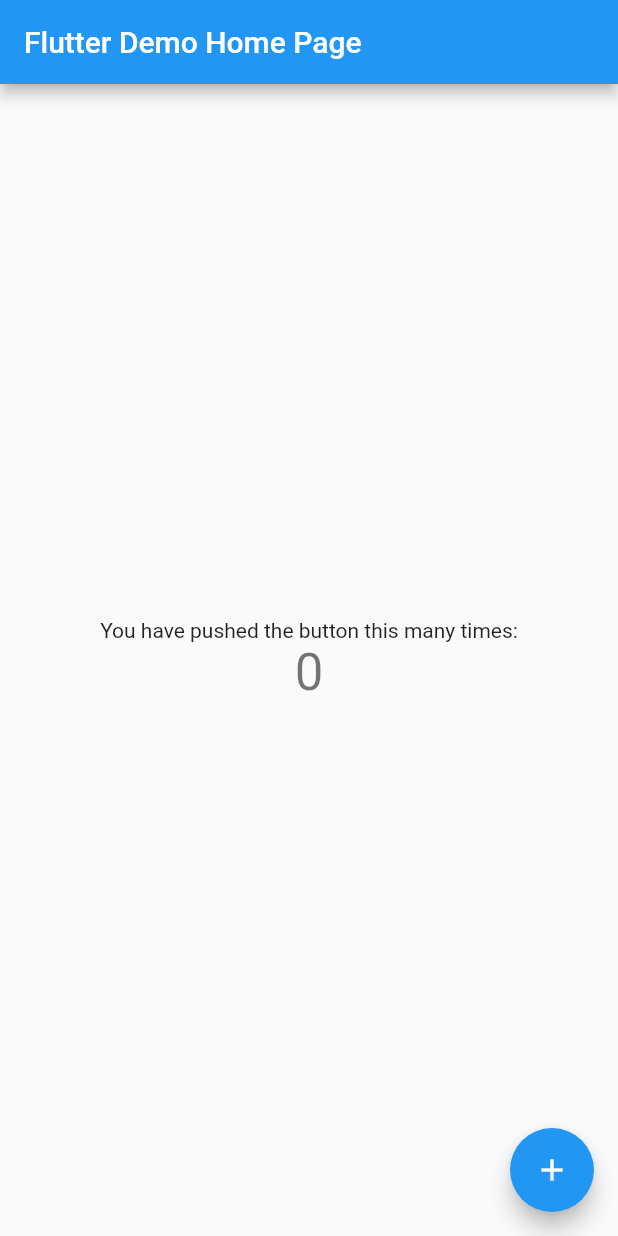
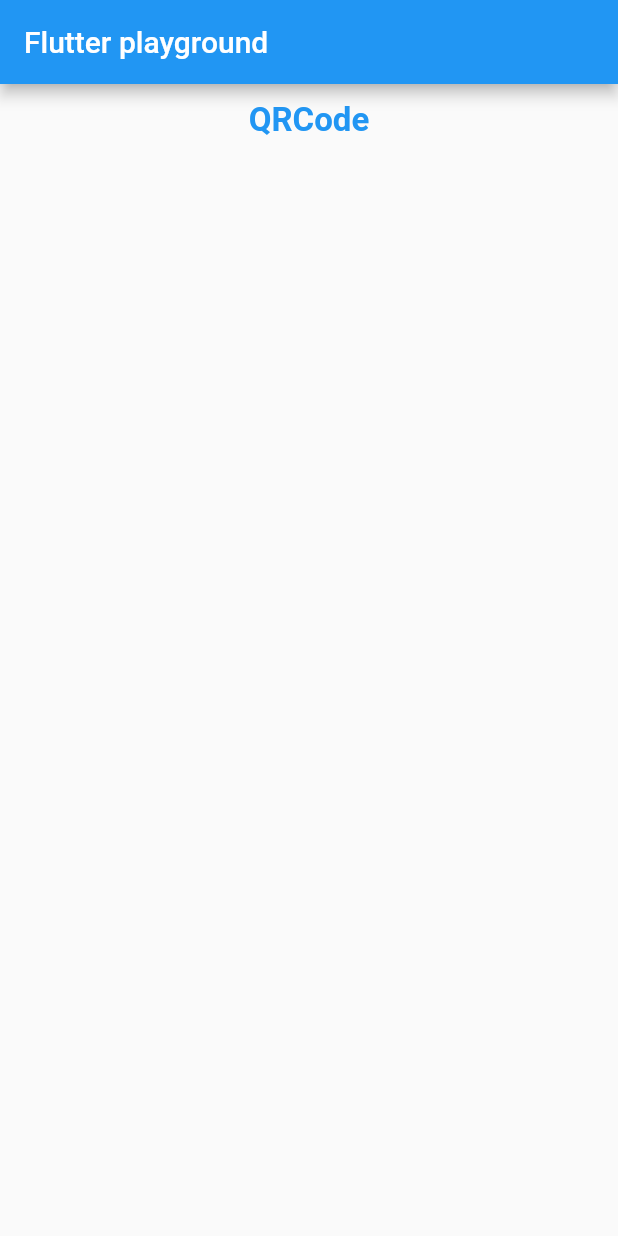
Before and after one commit to fhsbatista/flutter-playground, a Flutter app: the screen it shows after launch, on a phone screen of 412 x 824 dp. Run offline on Flutter 3.47's test engine with Material 2 defaults, Android fonts, the phone set to English and light mode, and no system bars; our stand-ins replace flutter_bloc, qr_flutter; missing offline and left inert: qr.

Commit message:
Implemented two pages to have someplace to use dependency injection with stark and navigation with nuvigator later

```diff
--- a/lib/main.dart
+++ b/lib/main.dart
@@ -1,113 +1,20 @@
 import 'package:flutter/material.dart';
+import 'package:flutter_playground/modules/home/presentation/home_page.dart';
 
 void main() {
   runApp(MyApp());
 }
 
 class MyApp extends StatelessWidget {
-  // This widget is the root of your application.
   @override
   Widget build(BuildContext context) {
     return MaterialApp(
       title: 'Flutter Demo',
+      debugShowCheckedModeBanner: false,
       theme: ThemeData(
-        // This is the theme of your application.
-        //
-        // Try running your application with "flutter run". You'll see the
-        // application has a blue toolbar. Then, without quitting the app, try
-        // changing the primarySwatch below to Colors.green and then invoke
-        // "hot reload" (press "r" in the console where you ran "flutter run",
-        // or simply save your changes to "hot reload" in a Flutter IDE).
-        // Notice that the counter didn't reset back to zero; the application
-        // is not restarted.
         primarySwatch: Colors.blue,
       ),
-      home: MyHomePage(title: 'Flutter Demo Home Page'),
+      home: HomePage(),
     );
   }
 }
-
-class MyHomePage extends StatefulWidget {
-  MyHomePage({Key? key, required this.title}) : super(key: key);
-
-  // This widget is the home page of your application. It is stateful, meaning
-  // that it has a State object (defined below) that contains fields that affect
-  // how it looks.
-
-  // This class is the configuration for the state. It holds the values (in this
-  // case the title) provided by the parent (in this case the App widget) and
-  // used by the build method of the State. Fields in a Widget subclass are
-  // always marked "final".
-
-  final String title;
-
-  @override
-  _MyHomePageState createState() => _MyHomePageState();
-}
-
-class _MyHomePageState extends State<MyHomePage> {
-  int _counter = 0;
-
-  void _incrementCounter() {
-    setState(() {
-      // This call to setState tells the Flutter framework that something has
-      // changed in this State, which causes it to rerun the build method below
-      // so that the display can reflect the updated values. If we changed
-      // _counter without calling setState(), then the build method would not be
-      // called again, and so nothing would appear to happen.
-      _counter++;
-    });
-  }
-
-  @override
-  Widget build(BuildContext context) {
-    // This method is rerun every time setState is called, for instance as done
-    // by the _incrementCounter method above.
-    //
-    // The Flutter framework has been optimized to make rerunning build methods
-    // fast, so that you can just rebuild anything that needs updating rather
-    // than having to individually change instances of widgets.
-    return Scaffold(
-      appBar: AppBar(
-        // Here we take the value from the MyHomePage object that was created by
-        // the App.build method, and use it to set our appbar title.
-        title: Text(widget.title),
-      ),
-      body: Center(
-        // Center is a layout widget. It takes a single child and positions it
-        // in the middle of the parent.
-        child: Column(
-          // Column is also a layout widget. It takes a list of children and
-          // arranges them vertically. By default, it sizes itself to fit its
-          // children horizontally, and tries to be as tall as its parent.
-          //
-          // Invoke "debug painting" (press "p" in the console, choose the
-          // "Toggle Debug Paint" action from the Flutter Inspector in Android
-          // Studio, or the "Toggle Debug Paint" command in Visual Studio Code)
-          // to see the wireframe for each widget.
-          //
-          // Column has various properties to control how it sizes itself and
-          // how it positions its children. Here we use mainAxisAlignment to
-          // center the children vertically; the main axis here is the vertical
-          // axis because Columns are vertical (the cross axis would be
-          // horizontal).
-          mainAxisAlignment: MainAxisAlignment.center,
-          children: <Widget>[
-            Text(
-              'You have pushed the button this many times:',
-            ),
-            Text(
-              '$_counter',
-              style: Theme.of(context).textTheme.headline4,
-            ),
-          ],
-        ),
-      ),
-      floatingActionButton: FloatingActionButton(
-        onPressed: _incrementCounter,
-        tooltip: 'Increment',
-        child: Icon(Icons.add),
-      ), // This trailing comma makes auto-formatting nicer for build methods.
-    );
-  }
-}
--- /dev/null
+++ b/lib/modules/home/domain/entities/feature.dart
@@ -0,0 +1,5 @@
+class Feature {
+  final String name;
+
+  Feature({required this.name});
+}
--- /dev/null
+++ b/lib/modules/home/domain/usecases/get_features_usecase.dart
@@ -0,0 +1,7 @@
+import 'package:flutter_playground/modules/home/domain/entities/feature.dart';
+
+class GetFeaturesUsecase {
+  List<Feature> call() {
+    return [Feature(name: 'QRCode')];
+  }
+}
--- /dev/null
+++ b/lib/modules/home/presentation/home_cubit.dart
@@ -0,0 +1,20 @@
+import 'package:flutter_bloc/flutter_bloc.dart';
+import 'package:flutter_playground/modules/home/domain/usecases/get_features_usecase.dart';
+import 'package:flutter_playground/modules/home/presentation/home_state.dart';
+
+class HomeCubit extends Cubit<HomeState> {
+  final GetFeaturesUsecase getFeaturesUsecase;
+
+  HomeCubit(this.getFeaturesUsecase) : super(EmptyHomeState()) {
+    onInit();
+  }
+
+  void onInit() {
+    _loadFeatures();
+  }
+
+  void _loadFeatures() {
+    final features = getFeaturesUsecase();
+    emit(LoadedHomeState(features: features));
+  }
+}
--- /dev/null
+++ b/lib/modules/home/presentation/home_page.dart
@@ -0,0 +1,56 @@
+import 'package:flutter/material.dart';
+import 'package:flutter_bloc/flutter_bloc.dart';
+import 'package:flutter_playground/modules/home/domain/usecases/get_features_usecase.dart';
+import 'package:flutter_playground/modules/home/presentation/home_cubit.dart';
+import 'package:flutter_playground/modules/home/presentation/home_state.dart';
+import 'package:flutter_playground/modules/qrcode/presentation/qrcode_page.dart';
+
+class HomePage extends StatefulWidget {
+  const HomePage({Key? key}) : super(key: key);
+
+  @override
+  _HomePageState createState() => _HomePageState();
+}
+
+class _HomePageState extends State<HomePage> {
+  @override
+  Widget build(BuildContext context) {
+    return BlocProvider(
+      create: (_) => HomeCubit(GetFeaturesUsecase()),
+      child: Scaffold(
+        appBar: AppBar(title: Text('Flutter playground')),
+        body: BlocBuilder<HomeCubit, HomeState>(
+          builder: (_, state) {
+            if (state is LoadedHomeState) {
+              return Center(
+                child: Column(
+                  children: state.features
+                      .map(
+                        (e) => TextButton(
+                          onPressed: () {
+                            Navigator.push(
+                              context,
+                              MaterialPageRoute(builder: (_) => QrCodePage()),
+                            );
+                          },
+                          child: Text(
+                            e.name,
+                            style: TextStyle(
+                              fontWeight: FontWeight.bold,
+                              fontSize: 22.0,
+                            ),
+                          ),
+                        ),
+                      )
+                      .toList(),
+                ),
+              );
+            } else {
+              return SizedBox.shrink();
+            }
+          },
+        ),
+      ),
+    );
+  }
+}
--- /dev/null
+++ b/lib/modules/home/presentation/home_state.dart
@@ -0,0 +1,11 @@
+import 'package:flutter_playground/modules/home/domain/entities/feature.dart';
+
+abstract class HomeState {}
+
+class EmptyHomeState extends HomeState {}
+
+class LoadedHomeState extends HomeState {
+  final List<Feature> features;
+
+  LoadedHomeState({required this.features});
+}
--- /dev/null
+++ b/lib/modules/qrcode/presentation/qrcode_page.dart
@@ -0,0 +1,25 @@
+import 'package:flutter/material.dart';
+import 'package:qr/qr.dart';
+import 'package:qr_flutter/qr_flutter.dart';
+
+class QrCodePage extends StatefulWidget {
+  const QrCodePage({Key? key}) : super(key: key);
+
+  @override
+  _QrCodePageState createState() => _QrCodePageState();
+}
+
+class _QrCodePageState extends State<QrCodePage> {
+  @override
+  Widget build(BuildContext context) {
+    return Scaffold(
+      appBar: AppBar(title: Text('QrCode')),
+      body: Center(
+        child: QrImage(
+          data: 'gerador de qrcode',
+          size: MediaQuery.of(context).size.width * 0.8,
+        ),
+      ),
+    );
+  }
+}
--- a/pubspec.yaml
+++ b/pubspec.yaml
@@ -28,6 +28,8 @@ dependencies:
   # The following adds the Cupertino Icons font to your application.
   # Use with the CupertinoIcons class for iOS style icons.
   cupertino_icons: ^1.0.2
+  flutter_bloc: ^7.2.0
+  qr_flutter: ^4.0.0
 
 dev_dependencies:
   flutter_test:
```
Also changed, not shown: pubspec.lock.
